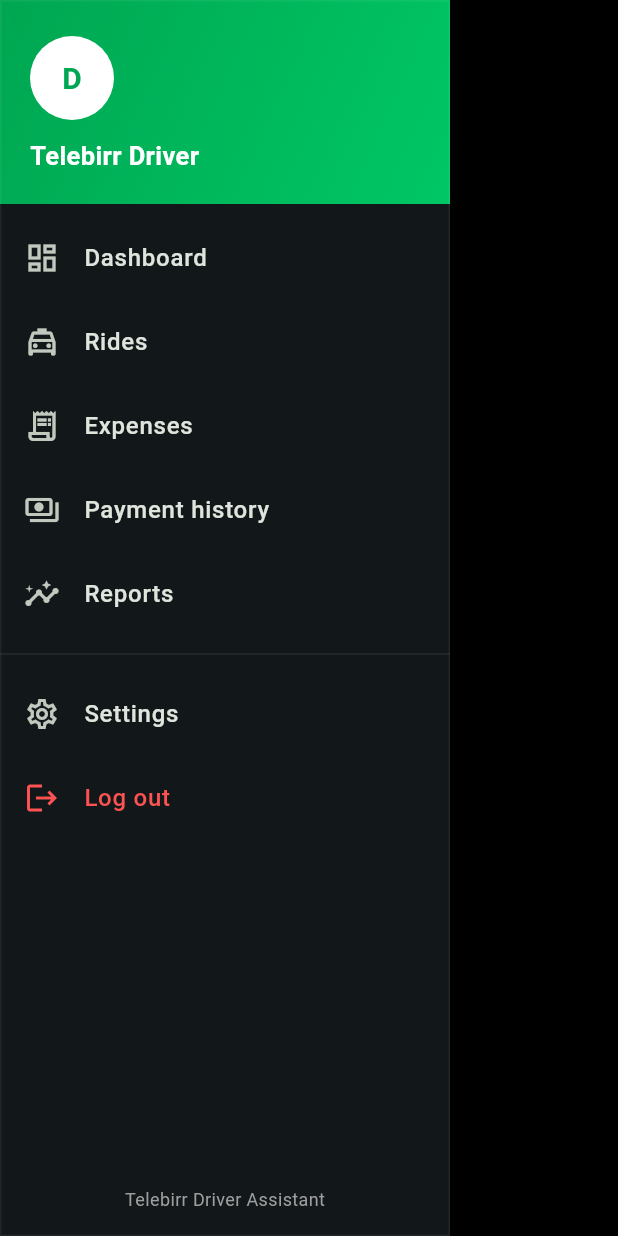
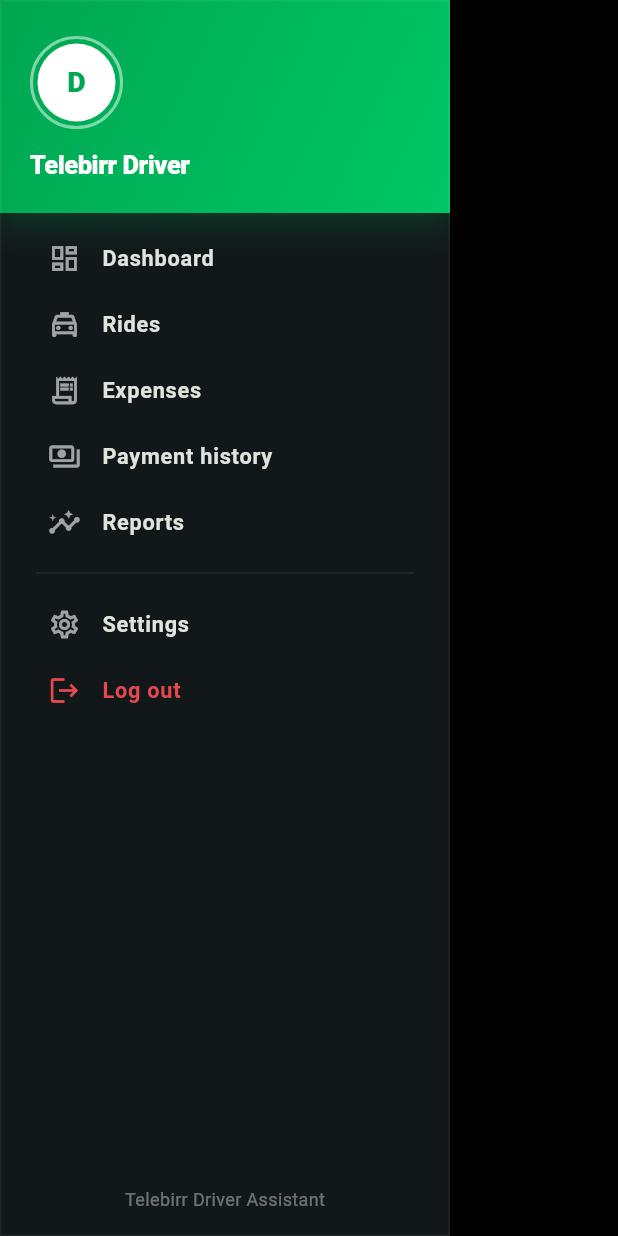
Before and after one commit to yohanness16/taxipay_mobile, a Flutter app: the _AppDrawer widget shown alone on an empty page, opened directly, on a phone screen of 412 x 824 dp. Run offline on Flutter 3.47's test engine with Material 3 defaults, Android fonts, the phone set to English and light mode, and no system bars; our stand-ins replace audioplayers, connectivity_plus, csv, fl_chart, flutter_local_notifications, flutter_secure_storage and 4 more; missing offline and left inert: flutter_overlay_window, telephony; accounts and stored records are empty; network calls fail.

Commit message:
feat(ui): rework the shell drawer and expiry banner
The renew-soon strip used a hand-picked dark-goldenrod icon and olive
label chosen against a pale amber background. Those are fixed sRGB values,
so in dark mode the strip became a dim amber wash with barely-legible
brownish text on it. Both now derive from the accent and lift in dark
mode, and the strip's own tint comes from the shared tintedSurface helper
so it matches every other callout in the app.

Drawer:
  - header gradient now references the brand constants instead of
    repeating their hex values, and gains a ring around the avatar plus an
    ambient shadow so it reads as a distinct surface;
  - long names and phone numbers ellipsize rather than overflowing;
  - items are inset and rounded so the tap highlight is a contained pill
    rather than a full-bleed band, with icons picking up the role-based
    neutral instead of rendering default-black on a dark drawer;
  - log out uses the semantic danger colour;
  - the footer label was hardcoded Colors.grey and is now role-based.

Also documents why the tab body is a bare IndexedStack: it deliberately
has no transition wrapper, because keying an AnimatedSwitcher on the tab
index would rebuild the whole subtree on every switch and discard the
per-tab scroll position and loaded data that IndexedStack exists to keep.

Fixes two pre-existing BuildContext-across-async-gap warnings in
_checkSubscriptionLock.

Co-Authored-By: Claude <noreply@anthropic.com>

```diff
--- a/lib/screens/main_shell.dart
+++ b/lib/screens/main_shell.dart
@@ -91,7 +91,7 @@ class _MainShellState extends State<MainShell> with WidgetsBindingObserver {
     try {
       final auth = context.read<AuthService>();
       final phone = await auth.phone;
-      if (phone == null) return;
+      if (phone == null || !mounted) return;
       final subscriptionManager = context.read<SubscriptionManager>();
       final snapshot = await context.read<SyncManager>().syncWithServer(phone);
       if (!mounted) return;
@@ -128,6 +128,11 @@ class _MainShellState extends State<MainShell> with WidgetsBindingObserver {
       body: Column(
         children: [
           if (_snapshot?.isNearExpiry == true) _ExpiryWarningBanner(snapshot: _snapshot!),
+          // Deliberately a plain IndexedStack with no transition wrapper.
+          // Every tab stays alive and keeps its scroll position and loaded
+          // data, which is the whole point of IndexedStack here; wrapping
+          // it in an AnimatedSwitcher keyed on the index would rebuild the
+          // entire subtree on every tab change and throw that away.
           Expanded(child: IndexedStack(index: _index, children: tabs)),
         ],
       ),
@@ -178,27 +183,34 @@ class _ExpiryWarningBanner extends StatelessWidget {
   @override
   Widget build(BuildContext context) {
     final days = snapshot.daysRemaining;
+    // The previous hand-picked dark-goldenrod/olive pair was tuned for a
+    // pale amber strip and turned muddy and low-contrast once the strip sat
+    // on a near-black surface, so both the icon and the label now derive
+    // from the accent itself and lift in dark mode.
+    final onAmber = context.isDark ? AppTheme.accentAmber : const Color(0xFF7A5B00);
+
     return Material(
-      color: AppTheme.accentAmber.withOpacity(0.16),
+      color: context.tintedSurface(AppTheme.accentAmber),
       child: InkWell(
         onTap: () => Navigator.of(context).push(
           MaterialPageRoute(builder: (_) => SubscriptionPaymentScreen(snapshot: snapshot)),
         ),
         child: Padding(
-          padding: const EdgeInsets.symmetric(horizontal: 16, vertical: 10),
+          padding: const EdgeInsets.symmetric(
+              horizontal: AppTheme.s4, vertical: AppTheme.s2 + 2),
           child: Row(
             children: [
-              const Icon(Icons.error_outline_rounded, color: Color(0xFFB8860B), size: 18),
-              const SizedBox(width: 8),
+              Icon(Icons.error_outline_rounded, color: onAmber, size: 18),
+              const SizedBox(width: AppTheme.s2),
               Expanded(
                 child: Text(
                   days <= 0
                       ? 'Your subscription expires today — renew now to avoid losing access.'
                       : 'Subscription expires in $days day${days == 1 ? '' : 's'} — renew to keep access.',
-                  style: const TextStyle(color: Color(0xFF7A5B00), fontSize: 12.5, fontWeight: FontWeight.w600),
+                  style: TextStyle(color: onAmber, fontSize: 12.5, fontWeight: FontWeight.w600),
                 ),
               ),
-              const Icon(Icons.chevron_right, color: Color(0xFFB8860B), size: 18),
+              Icon(Icons.chevron_right, color: onAmber, size: 18),
             ],
           ),
         ),
@@ -281,44 +293,64 @@ class _AppDrawerState extends State<_AppDrawer> {
           children: [
             Container(
               width: double.infinity,
-              padding: const EdgeInsets.fromLTRB(20, 24, 20, 20),
-              decoration: const BoxDecoration(
-                gradient: LinearGradient(
-                  colors: [Color(0xFF00A651), Color(0xFF00C766)],
+              padding: const EdgeInsets.fromLTRB(
+                  AppTheme.s5, AppTheme.s6, AppTheme.s5, AppTheme.s5),
+              decoration: BoxDecoration(
+                gradient: const LinearGradient(
+                  colors: [AppTheme.primaryDark, AppTheme.primary],
                   begin: Alignment.topLeft,
                   end: Alignment.bottomRight,
                 ),
+                boxShadow: AppTheme.shadow(
+                    tint: AppTheme.primaryDark, opacity: 0.28, blur: 16, y: 6),
               ),
               child: Column(
                 crossAxisAlignment: CrossAxisAlignment.start,
                 children: [
-                  CircleAvatar(
-                    radius: 28,
-                    backgroundColor: Colors.white,
-                    child: Text(
-                      initials,
-                      style: const TextStyle(
-                        color: Color(0xFF00A651),
-                        fontWeight: FontWeight.bold,
-                        fontSize: 20,
+                  Container(
+                    padding: const EdgeInsets.all(3),
+                    decoration: BoxDecoration(
+                      shape: BoxShape.circle,
+                      border: Border.all(color: Colors.white.withValues(alpha: 0.5), width: 2),
+                    ),
+                    child: CircleAvatar(
+                      radius: 26,
+                      backgroundColor: Colors.white,
+                      child: Text(
+                        initials,
+                        style: const TextStyle(
+                          color: AppTheme.primaryDark,
+                          fontWeight: FontWeight.w800,
+                          fontSize: 19,
+                        ),
                       ),
                     ),
                   ),
-                  const SizedBox(height: 12),
+                  const SizedBox(height: AppTheme.s3),
                   Text(
                     (_name != null && _name!.isNotEmpty) ? _name! : 'Telebirr Driver',
-                    style: const TextStyle(color: Colors.white, fontSize: 17, fontWeight: FontWeight.bold),
+                    maxLines: 1,
+                    overflow: TextOverflow.ellipsis,
+                    style: const TextStyle(
+                        color: Colors.white,
+                        fontSize: 17,
+                        fontWeight: FontWeight.w800,
+                        letterSpacing: -0.3),
                   ),
                   if (_phone != null && _phone!.isNotEmpty) ...[
                     const SizedBox(height: 2),
-                    Text(_phone!, style: const TextStyle(color: Colors.white70, fontSize: 13)),
+                    Text(_phone!,
+                        maxLines: 1,
+                        overflow: TextOverflow.ellipsis,
+                        style: const TextStyle(color: Colors.white70, fontSize: 13)),
                   ],
                 ],
               ),
             ),
             Expanded(
               child: ListView(
-                padding: const EdgeInsets.symmetric(vertical: 8),
+                padding: const EdgeInsets.symmetric(
+                    vertical: AppTheme.s2, horizontal: AppTheme.s2),
                 children: [
                   _DrawerItem(
                     icon: Icons.dashboard_outlined,
@@ -350,7 +382,7 @@ class _AppDrawerState extends State<_AppDrawer> {
                     label: strings.t('reports'),
                     onTap: () => goToTabAndClose(3),
                   ),
-                  const Divider(height: 24),
+                  const Divider(height: AppTheme.s6, indent: AppTheme.s4, endIndent: AppTheme.s4),
                   _DrawerItem(
                     icon: Icons.settings_outlined,
                     label: strings.t('settings'),
@@ -359,17 +391,17 @@ class _AppDrawerState extends State<_AppDrawer> {
                   _DrawerItem(
                     icon: Icons.logout,
                     label: strings.t('log_out'),
-                    color: Colors.redAccent,
+                    color: AppTheme.danger,
                     onTap: _confirmLogout,
                   ),
                 ],
               ),
             ),
-            const Padding(
-              padding: EdgeInsets.all(16),
+            Padding(
+              padding: const EdgeInsets.all(AppTheme.s4),
               child: Text(
                 'Telebirr Driver Assistant',
-                style: TextStyle(color: Colors.grey, fontSize: 12),
+                style: TextStyle(color: context.faintText, fontSize: 12),
               ),
             ),
           ],
@@ -388,11 +420,23 @@ class _DrawerItem extends StatelessWidget {
 
   @override
   Widget build(BuildContext context) {
-    return ListTile(
-      leading: Icon(icon, color: color),
-      title: Text(label, style: TextStyle(color: color, fontWeight: FontWeight.w500)),
-      onTap: onTap,
-      shape: RoundedRectangleBorder(borderRadius: BorderRadius.circular(0)),
+    return Padding(
+      padding: const EdgeInsets.symmetric(horizontal: AppTheme.s2, vertical: 2),
+      child: ListTile(
+        leading: Icon(icon, color: color ?? context.subtleText, size: 22),
+        title: Text(
+          label,
+          style: TextStyle(
+            color: color,
+            fontWeight: FontWeight.w600,
+            fontSize: 14.5,
+          ),
+        ),
+        onTap: onTap,
+        dense: true,
+        visualDensity: VisualDensity.compact,
+        shape: RoundedRectangleBorder(borderRadius: BorderRadius.circular(AppTheme.rSm)),
+      ),
     );
   }
 }
```
